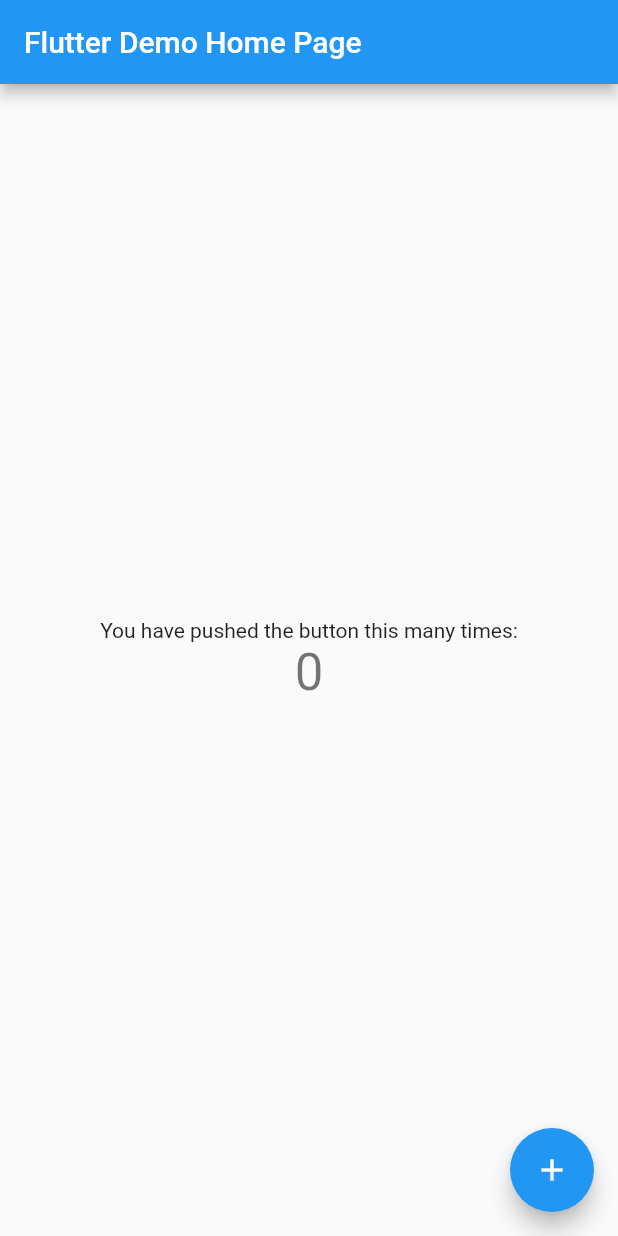
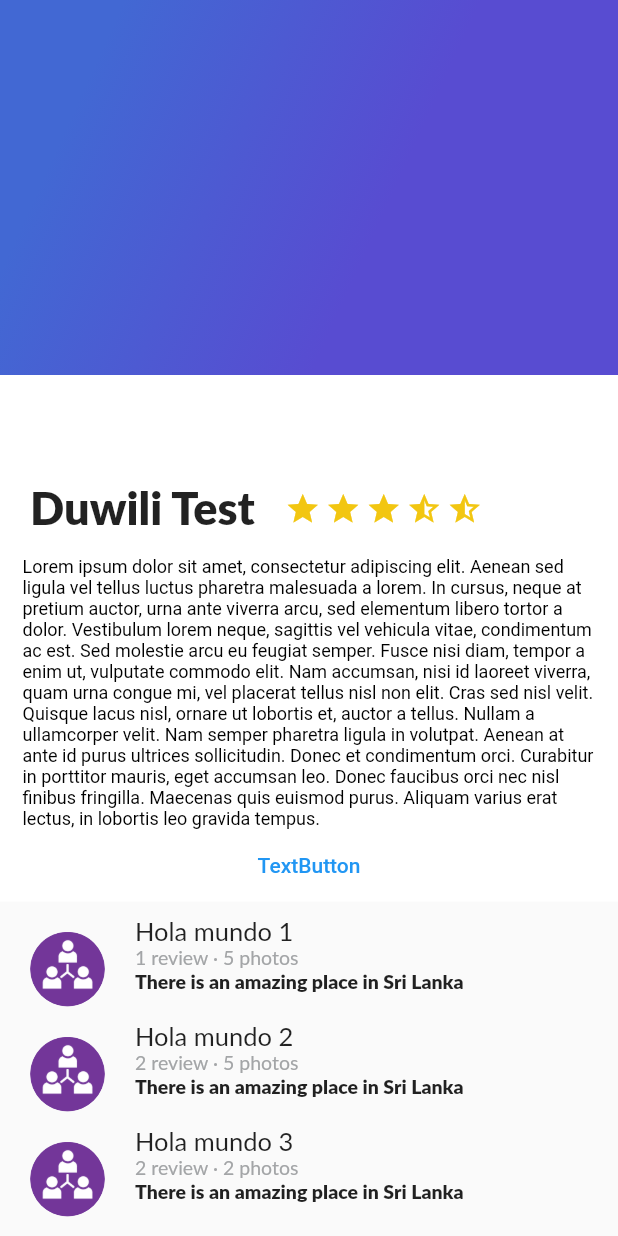
Before and after one commit to adancondori/qradm-mobile, a Flutter app: the screen it shows after launch, on a phone screen of 412 x 824 dp. Run offline on Flutter 3.47's test engine with Material 2 defaults, Android fonts, the light colour scheme and no system bars; Roboto replaces fonts that are missing (Lato, Oleo).

Commit message:
add new interface and add font

```diff
--- a/lib/main.dart
+++ b/lib/main.dart
@@ -1,4 +1,7 @@
 import 'package:flutter/material.dart';
+import 'package:qradm/screens/Detail.dart';
+import 'package:qradm/screens/GradientBack.dart';
+import 'package:qradm/screens/ListOpinion.dart';
 
 void main() {
   runApp(const MyApp());
@@ -6,12 +9,14 @@
 
 class MyApp extends StatelessWidget {
   const MyApp({Key? key}) : super(key: key);
+  static const String description = "Lorem Ipsum is simply dummy text of the printing and typesetting industry. Lorem Ipsum has been the industry's standard dummy text ever since the 1500s, when an unknown printer took a galley of type and scrambled it to make a type specimen book. \n\nLorem Ipsum is simply dummy text of the printing and typesetting industry. Lorem Ipsum has been the industry's standard dummy text ever since the 1500s, when an unknown printer took a galley of type and scrambled it to make a type specimen book.";
 
   // This widget is the root of your application.
   @override
   Widget build(BuildContext context) {
     return MaterialApp(
       title: 'Flutter Demo',
+      debugShowCheckedModeBanner: false,
       theme: ThemeData(
         // This is the theme of your application.
         //
@@ -24,7 +29,21 @@
         // is not restarted.
         primarySwatch: Colors.blue,
       ),
-      home: const MyHomePage(title: 'Flutter Demo Home Page'),
+      home: Scaffold(
+        //body: new Detail("Bahamas", 4, description),
+        //body: GradientBack(),//new Detail("Bahamas", 4, description),
+        body: Stack(
+          children: <Widget>[
+            ListView(
+              children: <Widget>[
+                Detail("Bahamas", 4, description),
+                ListOpinion()
+              ],
+            ),
+            GradientBack()
+          ],
+        ),
+      )
     );
   }
 }
--- a/lib/screens/Detail.dart
+++ b/lib/screens/Detail.dart
@@ -0,0 +1,114 @@
+
+import 'dart:ui';
+
+import 'package:flutter/material.dart';
+class Detail extends StatelessWidget {
+  String namePlace;
+  int stars;
+  String descriptionPlace;
+
+  Detail(this.namePlace, this.stars, this.descriptionPlace);
+
+  @override
+  Widget build(BuildContext context) {
+
+    final star = Container (
+      margin: const EdgeInsets.only(
+          top: 323.0,
+          right: 3.0
+      ),
+
+      child: const Icon(
+        Icons.star_half,
+        color:  Color(0xFFf2C611),
+      ),
+    );
+
+    final star_fill = Container (
+      margin: const EdgeInsets.only(
+          top: 323.0,
+          right: 3.0
+      ),
+
+      child: const Icon(
+        Icons.star,
+        color:  Color(0xFFf2C611),
+      ),
+    );
+
+    final title_start = Row (
+      children: <Widget>[
+        Container (
+          margin: const EdgeInsets.only(
+              top: 320.0,
+              left: 20.0,
+              right: 20.0
+          ),
+          child: const Text(
+            "Duwili Test",
+            style: TextStyle(
+                fontSize: 30.0,
+                fontFamily: "Lato",
+                fontWeight: FontWeight.w900,
+                decoration: TextDecoration.none
+            ),
+            textAlign: TextAlign.left,
+          ),
+        ),
+        Row(
+          children: <Widget>[
+            star_fill,
+            star_fill,
+            star_fill,
+            star,
+            star
+          ],
+        )
+      ],
+    );
+
+    final description = Container(
+        margin: const EdgeInsets.only(
+            top: 15,
+            left: 15,
+            right: 15
+        ),
+        child: const Text("Lorem ipsum dolor sit amet, consectetur adipiscing elit. Aenean sed ligula vel tellus luctus pharetra malesuada a lorem. In cursus, neque at pretium auctor, urna ante viverra arcu, sed elementum libero tortor a dolor. Vestibulum lorem neque, sagittis vel vehicula vitae, condimentum ac est. Sed molestie arcu eu feugiat semper. Fusce nisi diam, tempor a enim ut, vulputate commodo elit. Nam accumsan, nisi id laoreet viverra, quam urna congue mi, vel placerat tellus nisl non elit. Cras sed nisl velit. Quisque lacus nisl, ornare ut lobortis et, auctor a tellus. Nullam a ullamcorper velit. Nam semper pharetra ligula in volutpat. Aenean at ante id purus ultrices sollicitudin. Donec et condimentum orci. Curabitur in porttitor mauris, eget accumsan leo. Donec faucibus orci nec nisl finibus fringilla. Maecenas quis euismod purus. Aliquam varius erat lectus, in lobortis leo gravida tempus.",
+            style: TextStyle(
+                fontSize: 12,
+                fontFamily: 'Oleo',
+                color: Colors.black
+            )
+        )
+    );
+
+    final button = TextButton(
+      style: ButtonStyle(
+          foregroundColor: MaterialStateProperty.all<Color>(Colors.blue),
+          overlayColor: MaterialStateProperty.resolveWith<Color?>(
+                (Set<MaterialState> states) {
+              if (states.contains(MaterialState.hovered))
+                return Colors.blue.withOpacity(0.04);
+              if (states.contains(MaterialState.focused) ||
+                  states.contains(MaterialState.pressed))
+                return Colors.blue.withOpacity(0.12);
+              return null; // Defer to the widget's default.
+            },
+          )
+      ),
+      onPressed: () { },
+
+      child: Text('TextButton'),
+    );
+
+    // TODO: implement build
+    return Container(
+      color: Colors.white,
+      child: Column(children: [
+        title_start,
+        description,
+        button
+      ],),
+    );
+  }
+}
--- /dev/null
+++ b/lib/screens/GradientBack.dart
@@ -0,0 +1,25 @@
+import 'package:flutter/material.dart';
+
+class GradientBack extends StatelessWidget {
+
+  @override
+  Widget build(BuildContext context) {
+    // TODO: implement build
+    return Container(
+      height: 250.0,
+      decoration: const BoxDecoration(
+          gradient: LinearGradient(
+              colors: [
+                Color(0xFF4268D3),
+                Color(0xFF584CD1)
+              ],
+              begin: FractionalOffset(0.2, 0.0),
+              end: FractionalOffset(1.0, 0.6),
+              stops: [0.0, 0.6],
+              tileMode: TileMode.clamp
+          )
+      ),
+    );
+  }
+
+}
--- /dev/null
+++ b/lib/screens/ListOpinion.dart
@@ -0,0 +1,30 @@
+import 'package:flutter/material.dart';
+import 'Opinion.dart';
+
+class ListOpinion extends StatelessWidget {
+  @override
+  Widget build(BuildContext context) {
+    // TODO: implement build
+    return Column(
+      crossAxisAlignment: CrossAxisAlignment.start,
+      children: <Widget>[
+        Opinion("lib/assets/icon/icon.png", "Hola mundo 1", "1 review · 5 photos", "There is an amazing place in Sri Lanka"),
+        Opinion("lib/assets/icon/icon.png", "Hola mundo 2", "2 review · 5 photos", "There is an amazing place in Sri Lanka"),
+        Opinion("lib/assets/icon/icon.png", "Hola mundo 3", "2 review · 2 photos", "There is an amazing place in Sri Lanka"),
+        Opinion("lib/assets/icon/icon.png", "Hola mundo 3", "2 review · 2 photos", "There is an amazing place in Sri Lanka"),
+        Opinion("lib/assets/icon/icon.png", "Hola mundo 3", "2 review · 2 photos", "There is an amazing place in Sri Lanka"),
+        Opinion("lib/assets/icon/icon.png", "Hola mundo 3", "2 review · 2 photos", "There is an amazing place in Sri Lanka"),
+        Opinion("lib/assets/icon/icon.png", "Hola mundo 3", "2 review · 2 photos", "There is an amazing place in Sri Lanka"),
+        Opinion("lib/assets/icon/icon.png", "Hola mundo 3", "2 review · 2 photos", "There is an amazing place in Sri Lanka"),
+        Opinion("lib/assets/icon/icon.png", "Hola mundo 3", "2 review · 2 photos", "There is an amazing place in Sri Lanka"),
+        Opinion("lib/assets/icon/icon.png", "Hola mundo 3", "2 review · 2 photos", "There is an amazing place in Sri Lanka"),
+        Opinion("lib/assets/icon/icon.png", "Hola mundo 3", "2 review · 2 photos", "There is an amazing place in Sri Lanka"),
+        Opinion("lib/assets/icon/icon.png", "Hola mundo 3", "2 review · 2 photos", "There is an amazing place in Sri Lanka"),
+        Opinion("lib/assets/icon/icon.png", "Hola mundo 3", "2 review · 2 photos", "There is an amazing place in Sri Lanka"),
+        Opinion("lib/assets/icon/icon.png", "Hola mundo 3", "2 review · 2 photos", "There is an amazing place in Sri Lanka"),
+
+      ],
+    );
+  }
+
+}
--- /dev/null
+++ b/lib/screens/Opinion.dart
@@ -0,0 +1,103 @@
+import 'package:flutter/material.dart';
+
+class Opinion extends StatelessWidget {
+
+  String pathImage = "asset/img/people.jpg";
+  String name = "Test Title";
+  String details = "1 review 5 photos";
+  String comment = "There is an amazing place in Sri Lanka";
+
+  Opinion(this.pathImage, this.name, this.details, this.comment);
+
+  @override
+  Widget build(BuildContext context) {
+    // TODO: implement build
+
+    final userComment = Container(
+      margin: const EdgeInsets.only(
+          left: 20.0
+      ),
+
+      child: Text(
+        comment,
+        textAlign: TextAlign.left,
+        style: const TextStyle(
+            fontFamily: "Lato",
+            fontSize: 13.0,
+            fontWeight: FontWeight.w900
+        ),
+      ),
+    );
+
+    final userInfo = Container(
+      margin: const EdgeInsets.only(
+          left: 20.0
+      ),
+
+      child: Text(
+        details,
+        textAlign: TextAlign.left,
+        style: const TextStyle(
+            fontFamily: "Lato",
+            fontSize: 13.0,
+            color: Color(0xFFa3a5a7)
+        ),
+
+      ),
+
+    );
+
+    final userName = Container(
+      margin: EdgeInsets.only(
+          left: 20.0
+      ),
+
+      child: Text(
+        name,
+        textAlign: TextAlign.left,
+        style: TextStyle(
+            fontFamily: "Lato",
+            fontSize: 17.0
+        ),
+
+      ),
+
+    );
+
+    final userDetails = Column(
+      crossAxisAlignment: CrossAxisAlignment.start,
+      children: <Widget>[
+        userName,
+        userInfo,
+        userComment
+
+      ],
+    );
+
+    final photo = Container (
+      margin: EdgeInsets.only(
+          top: 20.0,
+          left: 20.0
+      ),
+      width: 50.0,
+      height: 50.0,
+      decoration: BoxDecoration(
+          shape: BoxShape.circle,
+          image: DecorationImage(
+              fit: BoxFit.cover,
+              image: AssetImage(pathImage)
+          )
+      ),
+
+    );
+
+    return Row (
+      children: <Widget>[
+        photo,
+        userDetails
+      ],
+    );
+
+  }
+
+}
```
Also changed, not shown: pubspec.yaml (+10 -1 lines), fonts/Lato-Regular.ttf (added), fonts/OleoScriptSwashCaps-Regular.ttf (added), lib/assets/icon/icon.png (added).
